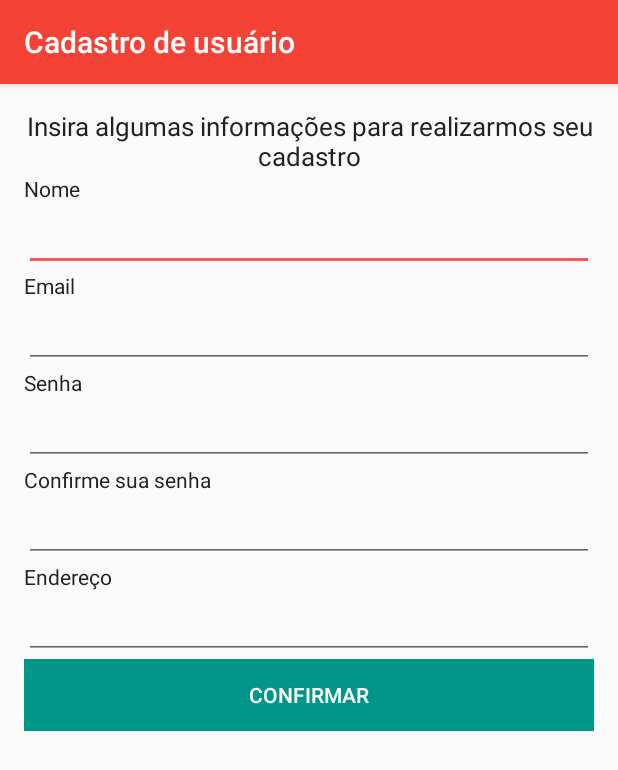
After one commit to gspaiva/HelpApp, an Android app: the CadastrarUsuarioActivity screen opened directly, with no data from a screen before it, on a phone screen of 412 x 824 dp. The commit adds this screen. Shown: the top 770 px of the screen. Run offline under Robolectric (Android 15) with nearby library versions, the phone set to English and light mode, and no system bars; our stand-ins replace Firebase (no records; nobody signed in at launch, a user with empty details on screens opened directly).

Commit message:
Tela de cadastro estruturado e cadastro sendo realizado com banco de dados no firebase

```diff
--- a/app/build.gradle
+++ b/app/build.gradle
@@ -26,4 +26,10 @@ dependencies {
     })
     compile 'com.android.support:appcompat-v7:25.1.0'
     testCompile 'junit:junit:4.12'
+    apply plugin:'com.google.gms.google-services'
+    compile 'com.google.firebase:firebase-storage:9.6.1'
+    compile 'com.google.firebase:firebase-auth:9.6.1'
+    compile 'com.google.firebase:firebase-database:10.0.1'
+
+
 }
--- a/app/src/main/AndroidManifest.xml
+++ b/app/src/main/AndroidManifest.xml
@@ -1,7 +1,7 @@
 <?xml version="1.0" encoding="utf-8"?>
 <manifest xmlns:android="http://schemas.android.com/apk/res/android"
     package="dcc.ufla.br.helpapp">
-
+    <uses-permission android:name="android.permission.INTERNET"></uses-permission>
     <application
         android:allowBackup="true"
         android:icon="@mipmap/ic_launcher"
@@ -15,6 +15,7 @@
                 <category android:name="android.intent.category.LAUNCHER" />
             </intent-filter>
         </activity>
+        <activity android:name=".CadastrarUsuarioActivity"></activity>
     </application>
 
 </manifest>
--- /dev/null
+++ b/app/src/main/java/dcc/ufla/br/helpapp/CadastrarUsuarioActivity.java
@@ -0,0 +1,77 @@
+package dcc.ufla.br.helpapp;
+
+import android.app.ProgressDialog;
+import android.content.Intent;
+import android.support.annotation.NonNull;
+import android.support.v7.app.AppCompatActivity;
+import android.os.Bundle;
+import android.view.View;
+import android.widget.Button;
+import android.widget.EditText;
+import android.widget.Toast;
+
+import com.google.android.gms.tasks.OnCompleteListener;
+import com.google.android.gms.tasks.Task;
+import com.google.firebase.database.DatabaseReference;
+import com.google.firebase.database.FirebaseDatabase;
+
+import dcc.ufla.br.helpapp.models.User;
+
+
+public class CadastrarUsuarioActivity extends AppCompatActivity{
+
+
+    EditText edtNome;
+    EditText edtEmail;
+    EditText edtSenha;
+    EditText edtRepetirSenha;
+    EditText edtEndereco;
+    Button btnConfirmarCadastro;
+    DatabaseReference mRootRef = FirebaseDatabase.getInstance().getReference();
+
+
+    @Override
+    protected void onCreate(Bundle savedInstanceState) {
+        super.onCreate(savedInstanceState);
+        setContentView(R.layout.activity_cadastrar_usuario);
+
+        getSupportActionBar().setTitle("Cadastro de usuário");
+
+        //Get UI elements
+        edtNome = (EditText)findViewById(R.id.edtNome);
+        edtEmail = (EditText)findViewById(R.id.edtEmail);
+        edtSenha = (EditText)findViewById(R.id.edtSenha);
+        edtRepetirSenha = (EditText)findViewById(R.id.edtRepetirSenha);
+        edtEndereco = (EditText)findViewById(R.id.edtEndereco);
+        btnConfirmarCadastro = (Button)findViewById(R.id.btnConfirmarCadastro);
+
+        btnConfirmarCadastro.setOnClickListener(new View.OnClickListener() {
+            @Override
+            public void onClick(View v) {
+
+                //validar campos antes de mandar
+
+
+                User user = new User(edtNome.getText().toString(),edtEmail.getText().toString(),edtSenha.getText().toString()
+                ,edtEndereco.getText().toString());
+
+                DatabaseReference usersRef = mRootRef.child("users");
+                usersRef.push().setValue(user).addOnCompleteListener(new OnCompleteListener<Void>() {
+                    @Override
+                    public void onComplete(@NonNull Task<Void> task) {
+
+                        Toast.makeText(getBaseContext(),"Dados salvos com sucesso",Toast.LENGTH_SHORT).show();
+
+                    }
+                });
+            }
+        });
+
+
+
+
+
+    }
+
+
+}
--- /dev/null
+++ b/app/src/main/res/layout/activity_cadastrar_usuario.xml
@@ -0,0 +1,94 @@
+<?xml version="1.0" encoding="utf-8"?>
+<LinearLayout xmlns:android="http://schemas.android.com/apk/res/android"
+    xmlns:tools="http://schemas.android.com/tools"
+    android:id="@+id/activity_cadastrar_usuario"
+    android:layout_width="match_parent"
+    android:layout_height="match_parent"
+    android:paddingBottom="@dimen/activity_vertical_margin"
+    android:paddingLeft="@dimen/activity_horizontal_margin"
+    android:paddingRight="@dimen/activity_horizontal_margin"
+    android:paddingTop="@dimen/activity_vertical_margin"
+    android:orientation="vertical"
+    tools:context="dcc.ufla.br.helpapp.CadastrarUsuarioActivity">
+
+    <TextView
+        android:layout_width="match_parent"
+        android:layout_height="wrap_content"
+        android:gravity="center"
+        android:textSize="17sp"
+        android:textColor="@color/colorPrimaryText"
+        android:text="@string/txtCadastrarTela"/>
+
+    <LinearLayout
+        android:layout_width="match_parent"
+        android:layout_height="wrap_content"
+        android:orientation="vertical">
+
+        <TextView
+            android:layout_width="wrap_content"
+            android:layout_height="wrap_content"
+            android:text="@string/txtNome"
+            android:textColor="@color/colorPrimaryText"
+            />
+        <EditText
+            android:layout_width="match_parent"
+            android:layout_height="wrap_content"
+            android:id="@+id/edtNome"/>
+
+        <TextView
+            android:layout_width="wrap_content"
+            android:layout_height="wrap_content"
+            android:text="@string/txtEmail"
+            android:textColor="@color/colorPrimaryText"
+            />
+        <EditText
+            android:layout_width="match_parent"
+            android:layout_height="wrap_content"
+            android:id="@+id/edtEmail"/>
+        <TextView
+            android:layout_width="wrap_content"
+            android:layout_height="wrap_content"
+            android:text="@string/txtSenha"
+            android:textColor="@color/colorPrimaryText"
+            />
+        <EditText
+            android:layout_width="match_parent"
+            android:layout_height="wrap_content"
+            android:inputType="textPassword"
+            android:id="@+id/edtSenha"/>
+        <TextView
+            android:layout_width="wrap_content"
+            android:layout_height="wrap_content"
+            android:text="@string/txtRepetirSenha"
+            android:textColor="@color/colorPrimaryText"
+            />
+        <EditText
+            android:layout_width="match_parent"
+            android:layout_height="wrap_content"
+            android:inputType="textPassword"
+            android:id="@+id/edtRepetirSenha"/>
+
+        <TextView
+            android:layout_width="wrap_content"
+            android:layout_height="wrap_content"
+            android:text="@string/txtEndereco"
+            android:textColor="@color/colorPrimaryText"
+            />
+        <EditText
+            android:layout_width="match_parent"
+            android:layout_height="wrap_content"
+            android:id="@+id/edtEndereco"/>
+
+        <Button
+            android:layout_width="match_parent"
+            android:layout_height="wrap_content"
+            android:background="@color/positiveColor"
+            android:text="@string/txtConfirmarCadastro"
+            android:textColor="@color/textIconsColor"
+            android:id="@+id/btnConfirmarCadastro"
+            />
+
+
+    </LinearLayout>
+
+</LinearLayout>
--- a/app/src/main/res/layout/activity_login.xml
+++ b/app/src/main/res/layout/activity_login.xml
@@ -21,7 +21,7 @@
     <TextView
         android:layout_width="wrap_content"
         android:layout_height="wrap_content"
-        android:text="@string/txtEmailLogin"
+        android:text="@string/txtEmail"
         android:textColor="@color/colorPrimaryText"/>
     <EditText
         android:layout_width="match_parent"
@@ -31,7 +31,7 @@
     <TextView
         android:layout_width="wrap_content"
         android:layout_height="wrap_content"
-        android:text="@string/txtSenhaLogin"
+        android:text="@string/txtSenha"
         android:textColor="@color/colorPrimaryText"
         />
 
--- a/app/src/main/res/values/strings.xml
+++ b/app/src/main/res/values/strings.xml
@@ -1,9 +1,15 @@
 <resources>
     <string name="app_name">HelpApp</string>
-    <string name="txtEmailLogin">Email</string>
-    <string name="txtSenhaLogin">Senha</string>
+    <string name="txtEmail">Email</string>
+    <string name="txtSenha">Senha</string>
     <string name="btnEntrarLogin">Entrar</string>
-    <string name="txtCadastrarLogin">Não é cadastrado? Toque para cadastrar</string>
+    <string name="txtCadastrarLogin">Não é cadastrado? toque aqui para cadastrar</string>
     <string name="btnCadastrarLogin">Cadastrar</string>
+    <string name="txtCadastrarTela">Insira algumas informações para realizarmos seu cadastro</string>
+    <string name="txtNome">Nome</string>
+    <string name="txtIdade">Idade</string>
+    <string name="txtRepetirSenha">Confirme sua senha</string>
+    <string name="txtEndereco">Endereço</string>
+    <string name="txtConfirmarCadastro">Confirmar</string>
 
 </resources>
--- a/build.gradle
+++ b/build.gradle
@@ -6,6 +6,7 @@ buildscript {
     }
     dependencies {
         classpath 'com.android.tools.build:gradle:2.2.3'
+        classpath 'com.google.gms:google-services:3.0.0'
 
         // NOTE: Do not place your application dependencies here; they belong
         // in the individual module build.gradle files
```
Also changed, not shown: app/src/main/java/dcc/ufla/br/helpapp/LoginActivity.java (+25 -0 lines), app/src/main/java/dcc/ufla/br/helpapp/models/User.java (added, +26 -0 lines), 1 other file.
